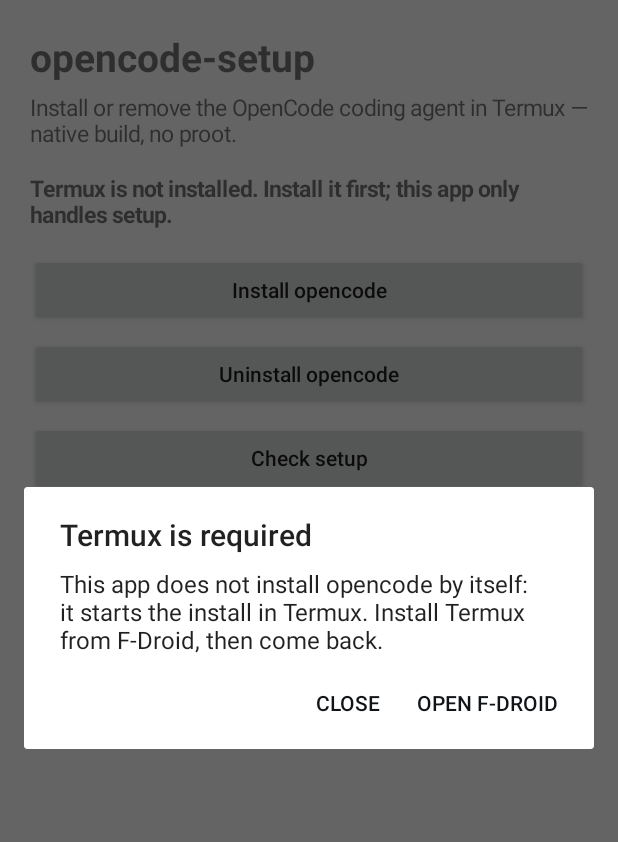
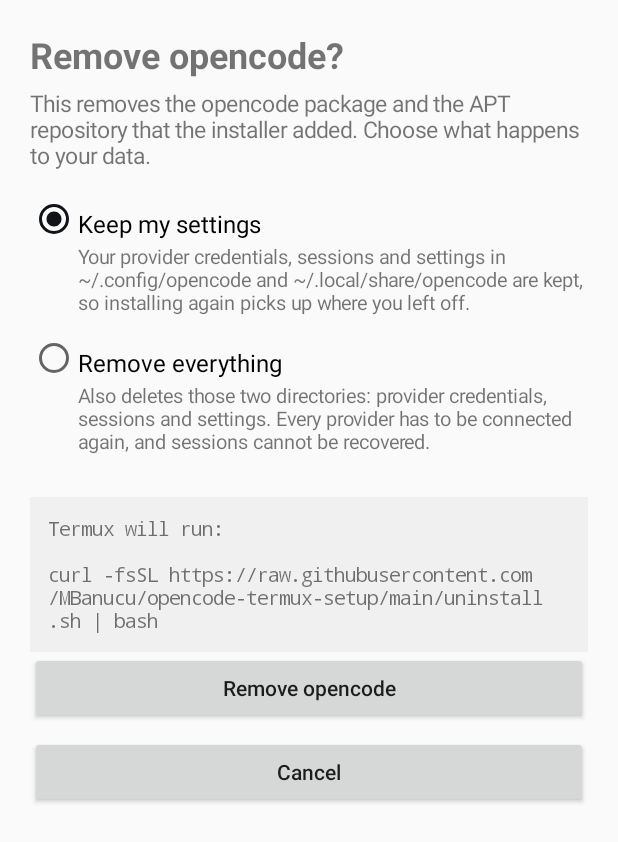
Before and after one commit to MBanucu/opencode-termux-setup, an Android app: the screen it shows after launch (MainActivity before the commit, UninstallActivity after it), after a tap on "Uninstall opencode", on a phone screen of 412 x 824 dp. Shown: the top 842 px of the screen. Run offline under Robolectric (Android 15) with nearby library versions, the phone set to English and light mode, and no system bars.

Commit message:
Give uninstalling a page where keep-or-delete is the explicit choice
Removing the package and deleting credentials are different outcomes, and a
one-line "remove?" dialog hid that. The button now opens a page that preselects
keeping settings, offers deleting everything with a command that says --purge,
and shows the exact command for whichever choice is selected.

```diff
--- a/android/app/src/main/java/io/github/mbanucu/opencodesetup/MainActivity.java
+++ b/android/app/src/main/java/io/github/mbanucu/opencodesetup/MainActivity.java
@@ -3,7 +3,6 @@ package io.github.mbanucu.opencodesetup;
 import android.annotation.SuppressLint;
 import android.app.Activity;
 import android.app.AlertDialog;
-import android.app.PendingIntent;
 import android.content.ClipData;
 import android.content.ClipboardManager;
 import android.content.Context;
@@ -30,12 +29,6 @@ import android.widget.TextView;
 @SuppressLint("SdCardPath") // the Termux paths are fixed by Termux, not by us
 public final class MainActivity extends Activity implements RunCommandReceiver.Listener {
 
-    private static final String TERMUX_PACKAGE = "com.termux";
-    private static final String RUN_COMMAND_SERVICE = "com.termux.app.RunCommandService";
-    private static final String RUN_COMMAND_ACTION = "com.termux.RUN_COMMAND";
-    private static final String TERMUX_BASH = "/data/data/com.termux/files/usr/bin/bash";
-    private static final String TERMUX_HOME = "/data/data/com.termux/files/home";
-    private static final String PERMISSION_RUN_COMMAND = "com.termux.permission.RUN_COMMAND";
     private static final int REQUEST_RUN_COMMAND = 1;
     private static final String TAG = "OpencodeSetup";
 
@@ -45,14 +38,6 @@ public final class MainActivity extends Activity implements RunCommandReceiver.L
     private static final String INSTALL_COMMAND =
             "curl -fsSL https://raw.githubusercontent.com/MBanucu/opencode-termux-setup/main/install.sh"
                     + " | bash";
-
-    private static final String UNINSTALL_COMMAND =
-            "curl -fsSL https://raw.githubusercontent.com/MBanucu/opencode-termux-setup/main/uninstall.sh"
-                    + " | bash";
-
-    private static final String ALLOW_EXTERNAL_APPS =
-            "echo 'allow-external-apps=true' >> ~/.termux/termux.properties"
-                    + " && termux-reload-settings";
 
     private TextView status;
     private TextView output;
@@ -105,7 +90,10 @@ public final class MainActivity extends Activity implements RunCommandReceiver.L
         column.addView(status);
 
         column.addView(button(R.string.action_install, v -> confirmSetup()));
-        column.addView(button(R.string.action_uninstall, v -> confirmUninstall()));
+        // Uninstalling is a decision with two very different outcomes, so it gets
+        // a page instead of a dialog.
+        column.addView(button(R.string.action_uninstall,
+                v -> startActivity(new Intent(this, UninstallActivity.class))));
         column.addView(button(R.string.action_check, v -> runCheck()));
         column.addView(button(R.string.action_open, v -> openTermux()));
 
@@ -173,22 +161,6 @@ public final class MainActivity extends Activity implements RunCommandReceiver.L
                 .show();
     }
 
-    private void confirmUninstall() {
-        if (!requireTermux()) {
-            return;
-        }
-        new AlertDialog.Builder(this)
-                .setTitle(R.string.uninstall_title)
-                .setMessage(R.string.uninstall_message)
-                .setNegativeButton(R.string.consent_cancel, null)
-                .setPositiveButton(R.string.uninstall_accept,
-                        (dialog, which) -> start(UNINSTALL_COMMAND,
-                                "Uninstall opencode",
-                                "Remove the opencode package and its apt repository",
-                                false))
-                .show();
-    }
-
     private void runCheck() {
         if (!requireTermux()) {
             return;
@@ -197,7 +169,7 @@ public final class MainActivity extends Activity implements RunCommandReceiver.L
     }
 
     private void openTermux() {
-        Intent launch = getPackageManager().getLaunchIntentForPackage(TERMUX_PACKAGE);
+        Intent launch = getPackageManager().getLaunchIntentForPackage(TermuxCommands.TERMUX_PACKAGE);
         if (launch != null) {
             startActivity(launch);
         } else {
@@ -206,12 +178,12 @@ public final class MainActivity extends Activity implements RunCommandReceiver.L
     }
 
     private void start(String command, String label, String description, boolean background) {
-        if (checkSelfPermission(PERMISSION_RUN_COMMAND) != PackageManager.PERMISSION_GRANTED) {
-            Log.i(TAG, "asking for " + PERMISSION_RUN_COMMAND);
+        if (checkSelfPermission(TermuxCommands.PERMISSION) != PackageManager.PERMISSION_GRANTED) {
+            Log.i(TAG, "asking for " + TermuxCommands.PERMISSION);
             // RUN_COMMAND is a dangerous permission owned by Termux; without it
             // startService throws and the reason looks like a settings problem.
             pending = () -> send(command, label, description, background);
-            requestPermissions(new String[] {PERMISSION_RUN_COMMAND}, REQUEST_RUN_COMMAND);
+            requestPermissions(new String[] {TermuxCommands.PERMISSION}, REQUEST_RUN_COMMAND);
             return;
         }
         send(command, label, description, background);
@@ -234,32 +206,8 @@ public final class MainActivity extends Activity implements RunCommandReceiver.L
     }
 
     private void send(String command, String label, String description, boolean background) {
-        PendingIntent result = PendingIntent.getBroadcast(this, 0,
-                new Intent(RunCommandReceiver.ACTION_RESULT).setPackage(getPackageName()),
-                PendingIntent.FLAG_UPDATE_CURRENT | PendingIntent.FLAG_MUTABLE);
-
-        Intent intent = new Intent();
-        intent.setClassName(TERMUX_PACKAGE, RUN_COMMAND_SERVICE);
-        intent.setAction(RUN_COMMAND_ACTION);
-        intent.putExtra("com.termux.RUN_COMMAND_PATH", TERMUX_BASH);
-        intent.putExtra("com.termux.RUN_COMMAND_ARGUMENTS", new String[] {"-lc", command});
-        intent.putExtra("com.termux.RUN_COMMAND_WORKDIR", TERMUX_HOME);
-        // A background command reports its output through the PendingIntent; a
-        // visible one runs in the Termux window, and this Termux also delivers
-        // its output when it finishes, so the app shows whatever arrives.
-        // Current Termux picks the runner; the boolean is the older spelling of
-        // the same choice and is still honoured as a fallback.
-        intent.putExtra("com.termux.RUN_COMMAND_RUNNER",
-                background ? "app-shell" : "terminal-session");
-        intent.putExtra("com.termux.RUN_COMMAND_BACKGROUND", background);
-        intent.putExtra("com.termux.RUN_COMMAND_SESSION_ACTION", "0");
-        intent.putExtra("com.termux.RUN_COMMAND_COMMAND_LABEL", label);
-        intent.putExtra("com.termux.RUN_COMMAND_COMMAND_DESCRIPTION", description);
-        intent.putExtra("com.termux.RUN_COMMAND_PENDING_INTENT", result);
-
         try {
-            startService(intent);
-            Log.i(TAG, "sent " + (background ? "app-shell" : "terminal-session") + ": " + label);
+            TermuxCommands.send(this, command, label, description, background);
         } catch (RuntimeException refused) {
             Log.w(TAG, "Termux refused the command", refused);
             showPermissionHelp();
@@ -278,7 +226,7 @@ public final class MainActivity extends Activity implements RunCommandReceiver.L
 
     private boolean isTermuxInstalled() {
         try {
-            getPackageManager().getPackageInfo(TERMUX_PACKAGE, 0);
+            getPackageManager().getPackageInfo(TermuxCommands.TERMUX_PACKAGE, 0);
             return true;
         } catch (PackageManager.NameNotFoundException absent) {
             return false;
@@ -309,11 +257,11 @@ public final class MainActivity extends Activity implements RunCommandReceiver.L
     }
 
     private void showPermissionHelp() {
-        copy(ALLOW_EXTERNAL_APPS);
+        copy(TermuxCommands.ALLOW_EXTERNAL_APPS);
         new AlertDialog.Builder(this)
                 .setTitle(R.string.permission_title)
                 .setMessage(getString(R.string.permission_message)
-                        + "\n\n" + ALLOW_EXTERNAL_APPS)
+                        + "\n\n" + TermuxCommands.ALLOW_EXTERNAL_APPS)
                 .setPositiveButton(R.string.dialog_close, null)
                 .show();
     }
--- /dev/null
+++ b/android/app/src/main/java/io/github/mbanucu/opencodesetup/UninstallActivity.java
@@ -0,0 +1,211 @@
+package io.github.mbanucu.opencodesetup;
+
+import android.app.Activity;
+import android.app.AlertDialog;
+import android.content.ClipData;
+import android.content.ClipboardManager;
+import android.content.Context;
+import android.content.Intent;
+import android.content.pm.PackageManager;
+import android.graphics.Typeface;
+import android.net.Uri;
+import android.os.Bundle;
+import android.util.TypedValue;
+import android.widget.Button;
+import android.widget.LinearLayout;
+import android.widget.RadioButton;
+import android.widget.RadioGroup;
+import android.widget.ScrollView;
+import android.widget.TextView;
+
+/**
+ * The uninstall page: one decision, then one command.
+ *
+ * <p>Uninstalling has two honest outcomes and they differ a lot, so the choice
+ * gets a screen of its own instead of being buried in a dialog. The safe one is
+ * preselected and the exact command is always on screen; the destructive one
+ * says which directories it deletes.
+ */
+public final class UninstallActivity extends Activity {
+
+    private static final String BASE =
+            "curl -fsSL https://raw.githubusercontent.com/MBanucu/opencode-termux-setup/main/uninstall.sh";
+    private static final String KEEP_COMMAND = BASE + " | bash";
+    private static final String PURGE_COMMAND = BASE + " | bash -s -- --purge";
+    private static final int REQUEST_RUN_COMMAND = 2;
+
+    private RadioButton keep;
+    private TextView preview;
+    private Runnable pending;
+
+    @Override
+    protected void onCreate(Bundle savedInstanceState) {
+        super.onCreate(savedInstanceState);
+        setContentView(buildUi());
+        showCommand();
+    }
+
+    @Override
+    public void onRequestPermissionsResult(int request, String[] permissions, int[] results) {
+        if (request != REQUEST_RUN_COMMAND) {
+            return;
+        }
+        Runnable next = pending;
+        pending = null;
+        if (results.length > 0 && results[0] == PackageManager.PERMISSION_GRANTED && next != null) {
+            next.run();
+        } else {
+            showDeniedHelp();
+        }
+    }
+
+    // --- ui ------------------------------------------------------------------
+
+    private ScrollView buildUi() {
+        int pad = dp(20);
+
+        LinearLayout column = new LinearLayout(this);
+        column.setOrientation(LinearLayout.VERTICAL);
+        column.setPadding(pad, pad, pad, pad);
+
+        TextView title = new TextView(this);
+        title.setText(R.string.uninstall_title);
+        title.setTextSize(TypedValue.COMPLEX_UNIT_SP, 24);
+        title.setTypeface(Typeface.DEFAULT_BOLD);
+        column.addView(title);
+
+        TextView intro = new TextView(this);
+        intro.setText(R.string.uninstall_intro);
+        intro.setTextSize(TypedValue.COMPLEX_UNIT_SP, 15);
+        intro.setPadding(0, dp(6), 0, dp(16));
+        column.addView(intro);
+
+        RadioGroup group = new RadioGroup(this);
+
+        keep = option(group, R.string.uninstall_keep_title, true);
+        detail(group, R.string.uninstall_keep_detail);
+        option(group, R.string.uninstall_purge_title, false);
+        detail(group, R.string.uninstall_purge_detail);
+
+        group.setOnCheckedChangeListener((ignored, id) -> showCommand());
+        column.addView(group);
+
+        preview = new TextView(this);
+        preview.setTypeface(Typeface.MONOSPACE);
+        preview.setTextSize(TypedValue.COMPLEX_UNIT_SP, 13);
+        preview.setTextIsSelectable(true);
+        preview.setPadding(dp(12), dp(12), dp(12), dp(12));
+        preview.setBackgroundColor(0xFFF0F0F0);
+        LinearLayout.LayoutParams previewParams = new LinearLayout.LayoutParams(
+                LinearLayout.LayoutParams.MATCH_PARENT, LinearLayout.LayoutParams.WRAP_CONTENT);
+        previewParams.topMargin = dp(16);
+        column.addView(preview, previewParams);
+
+        column.addView(button(R.string.uninstall_confirm, v -> remove()));
+        column.addView(button(R.string.consent_cancel, v -> finish()));
+
+        ScrollView scroll = new ScrollView(this);
+        scroll.setFillViewport(true);
+        scroll.setFitsSystemWindows(true);
+        scroll.addView(column, new ScrollView.LayoutParams(
+                ScrollView.LayoutParams.MATCH_PARENT, ScrollView.LayoutParams.WRAP_CONTENT));
+        return scroll;
+    }
+
+    private RadioButton option(RadioGroup group, int label, boolean checked) {
+        RadioButton button = new RadioButton(this);
+        button.setText(label);
+        button.setChecked(checked);
+        button.setTextSize(TypedValue.COMPLEX_UNIT_SP, 16);
+        button.setPadding(0, dp(8), 0, dp(2));
+        group.addView(button);
+        return button;
+    }
+
+    private void detail(RadioGroup group, int text) {
+        TextView detail = new TextView(this);
+        detail.setText(text);
+        detail.setTextSize(TypedValue.COMPLEX_UNIT_SP, 13);
+        detail.setPadding(dp(32), 0, 0, dp(12));
+        group.addView(detail);
+    }
+
+    private Button button(int label, android.view.View.OnClickListener onClick) {
+        Button button = new Button(this);
+        button.setText(label);
+        button.setAllCaps(false);
+        button.setOnClickListener(onClick);
+        LinearLayout.LayoutParams params = new LinearLayout.LayoutParams(
+                LinearLayout.LayoutParams.MATCH_PARENT, LinearLayout.LayoutParams.WRAP_CONTENT);
+        params.bottomMargin = dp(8);
+        button.setLayoutParams(params);
+        return button;
+    }
+
+    private int dp(int value) {
+        return Math.round(getResources().getDisplayMetrics().density * value);
+    }
+
+    private boolean purging() {
+        return !keep.isChecked();
+    }
+
+    private void showCommand() {
+        preview.setText(getString(R.string.uninstall_preview) + "\n\n"
+                + (purging() ? PURGE_COMMAND : KEEP_COMMAND));
+    }
+
+    // --- action --------------------------------------------------------------
+
+    private void remove() {
+        String command = purging() ? PURGE_COMMAND : KEEP_COMMAND;
+        if (checkSelfPermission(TermuxCommands.PERMISSION) != PackageManager.PERMISSION_GRANTED) {
+            pending = () -> send(command);
+            requestPermissions(new String[] {TermuxCommands.PERMISSION}, REQUEST_RUN_COMMAND);
+            return;
+        }
+        send(command);
+    }
+
+    private void send(String command) {
+        try {
+            TermuxCommands.send(this, command, "Uninstall opencode",
+                    purging()
+                            ? "Remove the opencode package, its apt repository and all its data"
+                            : "Remove the opencode package and its apt repository, keeping its data",
+                    false);
+            finish();
+        } catch (RuntimeException refused) {
+            showPermissionHelp();
+        }
+    }
+
+    // --- help ----------------------------------------------------------------
+
+    private void showPermissionHelp() {
+        ClipboardManager clipboard =
+                (ClipboardManager) getSystemService(Context.CLIPBOARD_SERVICE);
+        if (clipboard != null) {
+            clipboard.setPrimaryClip(
+                    ClipData.newPlainText("opencode-setup", TermuxCommands.ALLOW_EXTERNAL_APPS));
+        }
+        new AlertDialog.Builder(this)
+                .setTitle(R.string.permission_title)
+                .setMessage(getString(R.string.permission_message)
+                        + "\n\n" + TermuxCommands.ALLOW_EXTERNAL_APPS)
+                .setPositiveButton(R.string.dialog_close, null)
+                .show();
+    }
+
+    private void showDeniedHelp() {
+        new AlertDialog.Builder(this)
+                .setTitle(R.string.permission_denied_title)
+                .setMessage(R.string.permission_denied_message)
+                .setNegativeButton(R.string.dialog_close, null)
+                .setPositiveButton(R.string.permission_settings,
+                        (dialog, which) -> startActivity(new Intent(
+                                android.provider.Settings.ACTION_APPLICATION_DETAILS_SETTINGS,
+                                Uri.parse("package:" + getPackageName()))))
+                .show();
+    }
+}
--- a/android/app/src/main/res/values/strings.xml
+++ b/android/app/src/main/res/values/strings.xml
@@ -30,16 +30,13 @@ Nothing is uploaded. Use Wi-Fi if mobile data is metered. You can cancel now and
     <string name="consent_cancel">Cancel</string>
 
     <string name="uninstall_title">Remove opencode?</string>
-    <string name="uninstall_message">Termux will run:
-
-curl -fsSL https://raw.githubusercontent.com/MBanucu/opencode-termux-setup/main/uninstall.sh | bash
-
-That removes the opencode package and the APT repository that install.sh added.
-
-Your provider credentials, sessions and settings in ~/.config/opencode and ~/.local/share/opencode are kept, so installing again picks up where you left off. The command prints those paths, and deleting them is a separate step.
-
-Nothing is uploaded. You can cancel now and run the same command by hand later.</string>
-    <string name="uninstall_accept">Remove</string>
+    <string name="uninstall_intro">This removes the opencode package and the APT repository that the installer added. Choose what happens to your data.</string>
+    <string name="uninstall_keep_title">Keep my settings</string>
+    <string name="uninstall_keep_detail">Your provider credentials, sessions and settings in ~/.config/opencode and ~/.local/share/opencode are kept, so installing again picks up where you left off.</string>
+    <string name="uninstall_purge_title">Remove everything</string>
+    <string name="uninstall_purge_detail">Also deletes those two directories: provider credentials, sessions and settings. Every provider has to be connected again, and sessions cannot be recovered.</string>
+    <string name="uninstall_preview">Termux will run:</string>
+    <string name="uninstall_confirm">Remove opencode</string>
 
     <string name="permission_title">Termux refused the command</string>
     <string name="permission_message">Termux only accepts commands from other apps when this is enabled in its own settings:
```
Also changed, not shown: android/app/src/main/AndroidManifest.xml (+7 -0 lines), android/app/src/main/java/io/github/mbanucu/opencodesetup/TermuxCommands.java (added, +62 -0 lines), 3 other files.
